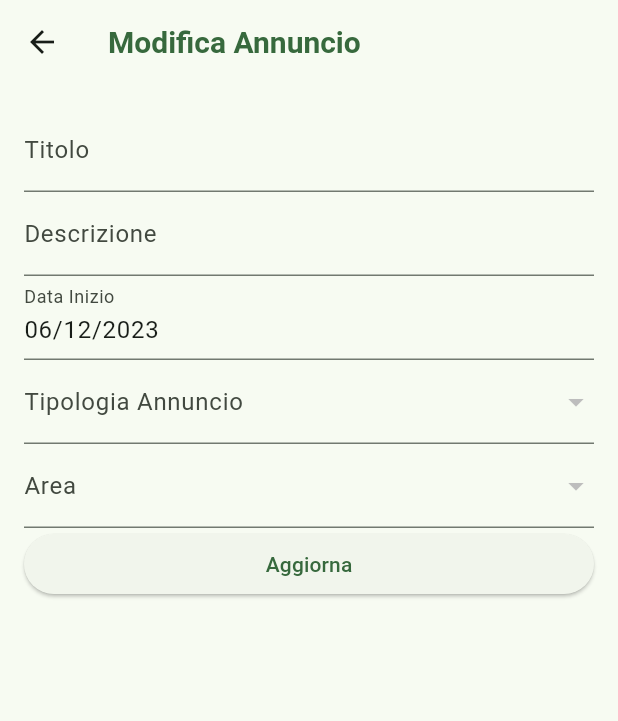
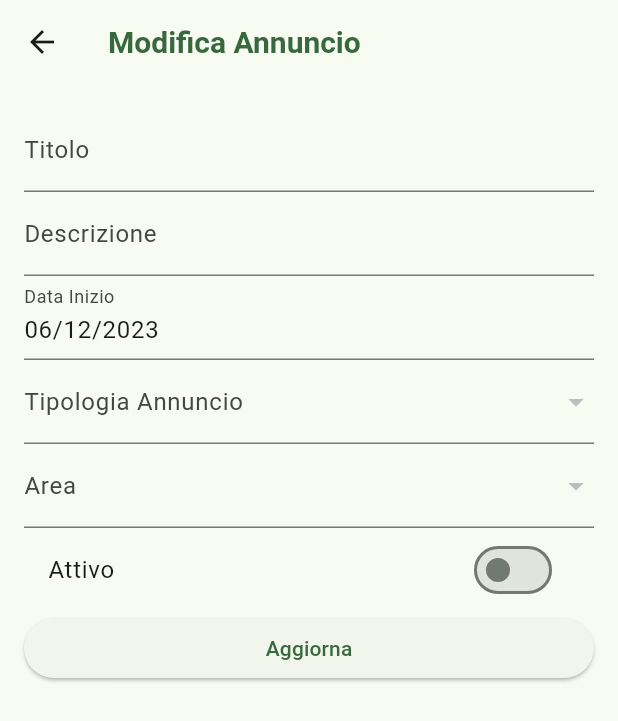
Before and after one commit to GiovanniCipolla/solving-recruitment-flutter, a Flutter app: the AnnuncioUpdateScreen screen opened directly with empty values, on a phone screen of 412 x 824 dp. Shown: the top 721 px of the screen. Run offline on Flutter 3.47's test engine with Material 3 defaults, Android fonts, the phone set to English and light mode, and no system bars; our stand-ins replace flutter_secure_storage; missing offline and left inert: amazon_cognito_identity_dart_2, autocomplete_textfield; accounts and stored records are empty; network calls fail.

Commit message:
settato logo app più modifiche importanti

```diff
--- a/lib/models/annuncio.dart
+++ b/lib/models/annuncio.dart
@@ -12,6 +12,7 @@ class Annuncio {
     this.area,
     this.descrizioneArea,
     this.descrizioneTipologia,
+    this.attivo,
   });
 
   final int? id;
@@ -23,6 +24,7 @@ class Annuncio {
   final Area? area;
   final String? descrizioneArea;
   final String? descrizioneTipologia;
+  final bool? attivo;
 
   factory Annuncio.fromJson(Map<String, dynamic> json) {
     return Annuncio(
@@ -39,6 +41,7 @@ class Annuncio {
           ? TipologiaAnnuncio.fromJson(json['tipologiaAnnuncio'])
           : null,
       area: json['area'] != null ? Area.fromJson(json['area']) : null,
+      attivo: json['attivo'] as bool? ?? false,
     );
   }
   factory Annuncio.fromJsonGetAllAnnunci(Map<String, dynamic> json) {
@@ -56,6 +59,7 @@ class Annuncio {
       descrizioneTipologia: json['descrizioneTipologiaAnnuncio'] != null
           ? json['descrizioneTipologiaAnnuncio'] as String
           : null,
+      attivo: json['attivo'] as bool? ?? false,
     );
   }
 
@@ -68,6 +72,7 @@ class Annuncio {
       'dataFine': dataFine != null ? dataFine!.toIso8601String() : null,
       'tipologiaAnnuncio': tipologia != null ? tipologia!.toJson() : null,
       'area': area != null ? area!.toJson() : null,
+      'attivo': attivo,
     };
   }
 }
@@ -100,7 +105,8 @@ class AnnuncioFiltro {
       'titolo': titolo,
       'area': area != null ? area!.toJson() : null,
       'dataInizio': dataInizio != null ? dataInizio!.toIso8601String() : null,
-      'tipologiaAnnuncio': tipologiaAnnuncio != null ? tipologiaAnnuncio!.toJson() : null,
+      'tipologiaAnnuncio':
+          tipologiaAnnuncio != null ? tipologiaAnnuncio!.toJson() : null,
       'pageNo': pageNo,
       'pageSize': pageSize,
       'sortBy': sortBy,
--- a/lib/models/candidato.dart
+++ b/lib/models/candidato.dart
@@ -44,6 +44,7 @@ class Candidato {
     this.areaID,
     this.denominazioneArea,
     this.titoloAnnuncio,
+    this.cvObjectKey,
   });
 
   final int? id;
@@ -77,6 +78,7 @@ class Candidato {
   final Annuncio? annuncio;
   final String? denominazioneArea;
   final String? titoloAnnuncio;
+  final String? cvObjectKey;
 
   factory Candidato.fromJson(Map<String, dynamic> json) {
     Stato? stato = json['stato'] != null
@@ -140,6 +142,7 @@ class Candidato {
       annuncio:
           json['annuncio'] != null ? Annuncio.fromJson(json['annuncio']) : null,
       area: json['area'] != null ? Area.fromJson(json['area']) : null,
+      cvObjectKey: json['cvObjectKey'],
     );
   }
 
@@ -196,6 +199,7 @@ class Candidato {
       'riscontroInviato': riscontroInviato,
       'annuncio': annuncio != null ? annuncio!.toJson() : null,
       'area': area != null ? area!.toJson() : null,
+      'cvObjectKey': cvObjectKey,
     };
   }
 
@@ -259,13 +263,18 @@ class CandidatoFiltro {
       'etaMin': etaMin,
       'etaMax': etaMax,
       'recapitoTelefonico': recapitoTelefonico,
-      'dataPrimoContatto': dataPrimoContatto != null ? dataPrimoContatto!.toIso8601String() : null,
+      'dataPrimoContatto': dataPrimoContatto != null
+          ? dataPrimoContatto!.toIso8601String()
+          : null,
       'pageNo': pageNo,
       'pageSize': pageSize,
       'sortBy': sortBy,
       'sortDirection': sortDirection,
-      'seniority': (seniority != null) ? seniority.toString().split('.').last : 'ND',
-      'disponibilitaLavoro': (disponibilitaLavoro != null) ? disponibilitaLavoro.toString().split('.').last : 'ND',
+      'seniority':
+          (seniority != null) ? seniority.toString().split('.').last : 'ND',
+      'disponibilitaLavoro': (disponibilitaLavoro != null)
+          ? disponibilitaLavoro.toString().split('.').last
+          : 'ND',
       'posizione': posizione,
       'area': area != null ? area!.toJsonForFilterCandidato() : null,
       'annuncio': annuncio != null ? annuncio!.toJson() : null
--- a/lib/providers/annuncio_provider.dart
+++ b/lib/providers/annuncio_provider.dart
@@ -174,10 +174,11 @@ class AnnuncioProvider extends ChangeNotifier {
         body: json.encode(filtro.toJson()),
       );
       final jsonData = json.decode(response.body);
+      print(jsonData);
       if (response.statusCode == 200 || response.statusCode == 201) {
         checkFIlterActive(filtro);
         List<Annuncio> annunci = [];
-        for (var item in jsonData) {
+        for (var item in jsonData['content']) {
           annunci.add(Annuncio.fromJsonGetAllAnnunci(item));
         }
         this.annunci.clear();
--- a/lib/screens/annuncio_screens/annuncio_detail_screen.dart
+++ b/lib/screens/annuncio_screens/annuncio_detail_screen.dart
@@ -77,6 +77,16 @@ class AnnuncioDetailScreen extends StatelessWidget {
                             : 'Errore',
                       ),
                     ]),
+                    Row(
+                      children: [
+                        Text(
+                          annuncio.attivo == true ? 'Attivo' : 'Non attivo',
+                          style: TextStyle(
+                            color: annuncio.attivo == true ? Colors.green : Colors.red
+                          )
+                        )
+                      ]
+                    )
                   ],
                 ),
               ],
--- a/lib/screens/annuncio_screens/annuncio_screen.dart
+++ b/lib/screens/annuncio_screens/annuncio_screen.dart
@@ -84,7 +84,7 @@ class AnnuncioScreen extends StatelessWidget {
             ),
             Expanded(
                 child: FutureBuilder(
-                    future: annuncioProvider.getAnnunci(),
+                    future: activeFilter ? annuncioProvider.getAnnunciByFilter(annuncioProvider.annuncioFiltro) : annuncioProvider.getAnnunci(),
                     builder: (context, snapshot) {
                       final annunci = annuncioProvider.annunci;
                       if (snapshot.connectionState == ConnectionState.waiting) {
--- a/lib/screens/annuncio_screens/annuncio_update_screen.dart
+++ b/lib/screens/annuncio_screens/annuncio_update_screen.dart
@@ -8,7 +8,6 @@ import 'package:solving_recruitment_flutter/providers/annuncio_provider.dart';
 import 'package:solving_recruitment_flutter/providers/area_provider.dart';
 import 'package:solving_recruitment_flutter/providers/tipologia_annuncio_provider.dart';
 import 'package:intl/intl.dart';
-import 'package:solving_recruitment_flutter/screens/annuncio_screens/annuncio_detail_screen.dart';
 import 'package:solving_recruitment_flutter/screens/annuncio_screens/annuncio_screen.dart';
 
 class AnnuncioUpdateScreen extends StatefulWidget {
@@ -27,6 +26,8 @@ class _AnnuncioUpdateScreenState extends State<AnnuncioUpdateScreen> {
   DateTime? dataInizio;
   TipologiaAnnuncio? tipologiaAnnuncioSelezionata;
   Area? areaSelezionata;
+    late bool? attivo;
+
 
   @override
   void initState() {
@@ -42,6 +43,7 @@ class _AnnuncioUpdateScreenState extends State<AnnuncioUpdateScreen> {
     dataInizio = widget.annuncio.dataInizio;
     tipologiaAnnuncioSelezionata = widget.annuncio.tipologia;
     areaSelezionata = widget.annuncio.area;
+        attivo = widget.annuncio.attivo ?? false;
   }
 
   Future<void> _selectDate(BuildContext context) async {
@@ -67,11 +69,11 @@ class _AnnuncioUpdateScreenState extends State<AnnuncioUpdateScreen> {
 
   @override
   Widget build(BuildContext context) {
-    Provider.of<TipologiaAnnuncioProvider>(context).getTipologiaAnnuncio();
-    Provider.of<AreaProvider>(context).getAreas();
+    Provider.of<TipologiaAnnuncioProvider>(context, listen: false).getTipologiaAnnuncio();
+    Provider.of<AreaProvider>(context, listen: false).getAreas();
     final tipologiaAnnunci =
-        Provider.of<TipologiaAnnuncioProvider>(context).tipologiaAnnuncio;
-    final areas = Provider.of<AreaProvider>(context).aree;
+        Provider.of<TipologiaAnnuncioProvider>(context,listen: false).tipologiaAnnuncio;
+    final areas = Provider.of<AreaProvider>(context,listen: false).aree;
 
     return Scaffold(
       appBar: AppBar(
@@ -154,6 +156,16 @@ class _AnnuncioUpdateScreenState extends State<AnnuncioUpdateScreen> {
                     labelText: 'Area',
                   ),
                 ),
+                if( attivo != null)
+                SwitchListTile(
+      title: const Text('Attivo'),
+      value: attivo!,
+      onChanged: (bool value) {
+        setState(() {
+          attivo = value;
+        });
+      },
+    ),
                 ElevatedButton(
                   onPressed: () async {
                     if (_formKey.currentState!.validate()) {
@@ -168,6 +180,7 @@ class _AnnuncioUpdateScreenState extends State<AnnuncioUpdateScreen> {
                             : null,
                         tipologia: tipologiaAnnuncioSelezionata,
                         area: areaSelezionata,
+                        attivo: attivo,
                       );
                       final annuncioProvider =
                           Provider.of<AnnuncioProvider>(context, listen: false);
--- a/lib/screens/candidato_screens/candidato_detail_screen.dart
+++ b/lib/screens/candidato_screens/candidato_detail_screen.dart
@@ -243,6 +243,8 @@ class CandidatoDetailScreen extends StatelessWidget {
                           ),
                         ),
                       );
+                      // ignore: use_build_context_synchronously
+                      Navigator.pushNamedAndRemoveUntil(context, CandidatoScreen.routeName, (route) => false);
                     } else {
                       // ignore: use_build_context_synchronously
                       ScaffoldMessenger.of(context).showSnackBar(
--- a/lib/widgets/annuncio_widgets/annuncio_item.dart
+++ b/lib/widgets/annuncio_widgets/annuncio_item.dart
@@ -148,7 +148,7 @@ try {
             ),
             Row(mainAxisAlignment: MainAxisAlignment.spaceBetween, children: [
               Text(
-                'Fine',
+                'Inizo',
                 style: TextStyle(
                   color: Theme.of(context).colorScheme.onPrimary,
                 ),
--- a/lib/widgets/tipologia_annuncio_widgets/tipologia_annuncio_item.dart
+++ b/lib/widgets/tipologia_annuncio_widgets/tipologia_annuncio_item.dart
@@ -7,6 +7,7 @@ import 'package:solving_recruitment_flutter/models/annuncio.dart';
 import 'package:solving_recruitment_flutter/models/tipologia_annuncio.dart';
 import 'package:solving_recruitment_flutter/providers/annuncio_provider.dart';
 import 'package:solving_recruitment_flutter/providers/tipologia_annuncio_provider.dart';
+import 'package:solving_recruitment_flutter/screens/tipologia_annuncio_screens/tipologia_annuncio.dart';
 import 'package:solving_recruitment_flutter/screens/tipologia_annuncio_screens/tipologia_annuncio_update.dart';
 
 class TipologiaAnnuncioItem extends StatelessWidget {
@@ -88,6 +89,10 @@ class TipologiaAnnuncioItem extends StatelessWidget {
                   ScaffoldMessenger.of(context).showSnackBar(const SnackBar(
                     content: Text('Tipologia annuncio cancellata'),
                   ));
+                  // ignore: use_build_context_synchronously
+                  Navigator.pushNamedAndRemoveUntil(
+                    context, TipologiaAnnuncioScreen.routeName, (route) => false,
+                  );
                 } else {
                   // ignore: use_build_context_synchronously
                   ScaffoldMessenger.of(context).showSnackBar(const SnackBar(
```
Also changed, not shown: lib/bottom_sheet_utils.dart (+12 -0 lines), lib/data/drawer_items.dart (+12 -12 lines), lib/providers/candidato_provider.dart (+27 -0 lines), lib/widgets/annuncio_widgets/filter_modal_annuncio.dart (+21 -4 lines), 11 other files.
